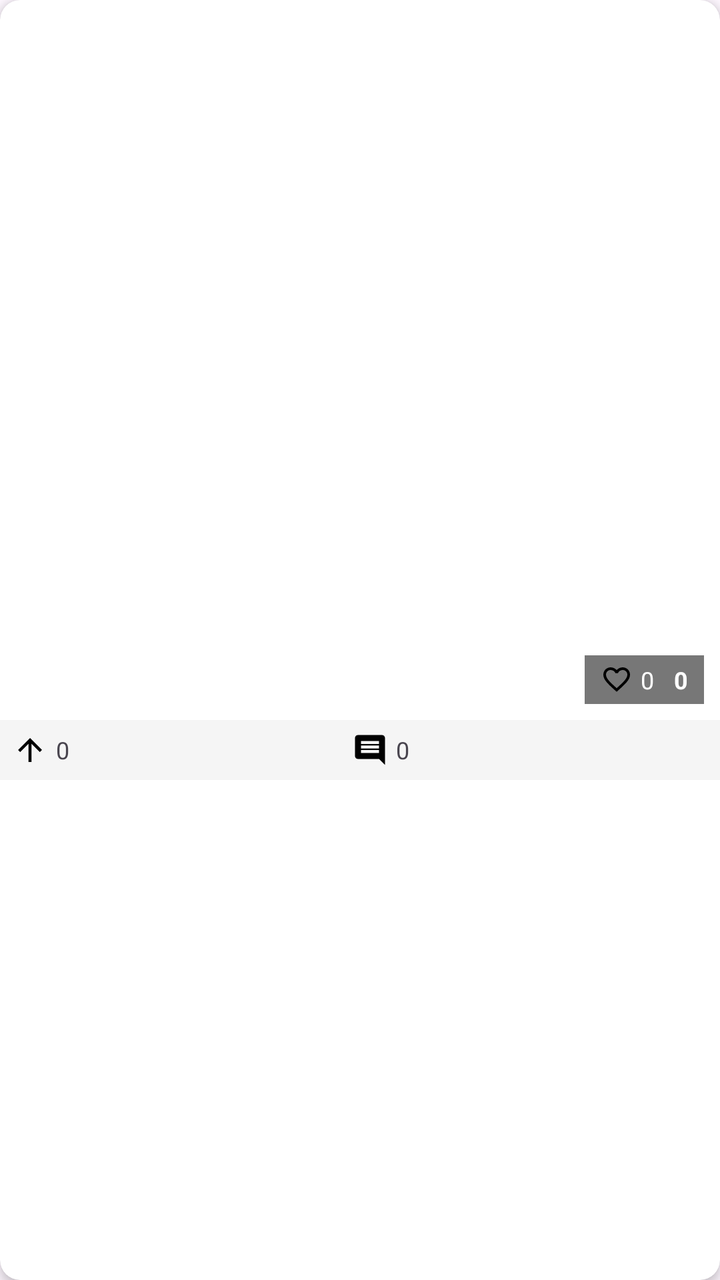
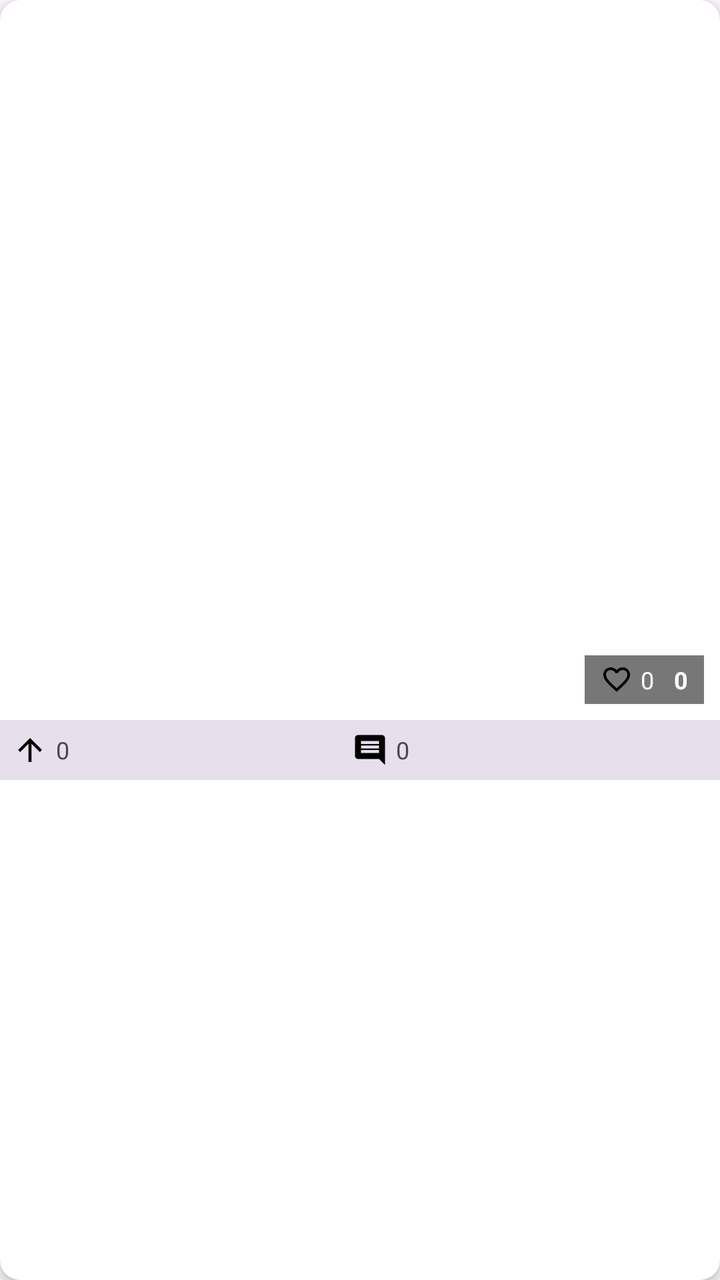

Before-and-after screenshots of an Android layout around one commit, followed by the original layout XML and the change that was made.
<!-- AndroidManifest.xml: application theme Theme.DerpiViewer -->
<!-- res/layout/item_image.xml -->
<?xml version="1.0" encoding="utf-8"?>
<androidx.cardview.widget.CardView
    xmlns:android="http://schemas.android.com/apk/res/android"
    xmlns:app="http://schemas.android.com/apk/res-auto"
    android:layout_width="match_parent"
    android:layout_height="wrap_content"
    android:layout_margin="4dp"
    app:cardCornerRadius="10dp"
    app:cardElevation="3dp">

    <androidx.constraintlayout.widget.ConstraintLayout
        android:layout_width="match_parent"
        android:layout_height="wrap_content">

        
        <FrameLayout
            android:id="@+id/thumbnail_container"
            android:layout_width="0dp"
            android:layout_height="0dp"
            app:layout_constraintDimensionRatio="1:1"
            app:layout_constraintTop_toTopOf="parent"
            app:layout_constraintStart_toStartOf="parent"
            app:layout_constraintEnd_toEndOf="parent">

            <ImageView
                android:id="@+id/image_thumbnail"
                android:layout_width="match_parent"
                android:layout_height="match_parent"
                android:scaleType="centerCrop"
                android:contentDescription="缩略图" />

            <LinearLayout
                android:layout_width="wrap_content"
                android:layout_height="wrap_content"
                android:layout_gravity="bottom|end"
                android:layout_margin="8dp"
                android:orientation="horizontal"
                android:background="#88000000"
                android:paddingHorizontal="8dp"
                android:paddingVertical="4dp"
                android:gravity="center_vertical">

                <ImageView
                    android:layout_width="16dp"
                    android:layout_height="16dp"
                    android:src="@drawable/ic_favorite"
                    android:contentDescription="收藏" />

                <TextView
                    android:id="@+id/text_faves"
                    android:layout_width="wrap_content"
                    android:layout_height="wrap_content"
                    android:layout_marginStart="4dp"
                    android:textColor="@android:color/white"
                    android:textSize="12sp"
                    android:text="0" />

                <TextView
                    android:id="@+id/text_score"
                    android:layout_width="wrap_content"
                    android:layout_height="wrap_content"
                    android:layout_marginStart="10dp"
                    android:textColor="@android:color/white"
                    android:textSize="12sp"
                    android:textStyle="bold"
                    android:text="0" />
            </LinearLayout>
        </FrameLayout>

        
        <LinearLayout
            android:id="@+id/info_bar"
            android:layout_width="0dp"
            android:layout_height="wrap_content"
            android:orientation="horizontal"
            android:padding="6dp"
            android:gravity="center_vertical"
            android:background="#F5F5F5"
            app:layout_constraintTop_toBottomOf="@id/thumbnail_container"
            app:layout_constraintStart_toStartOf="parent"
            app:layout_constraintEnd_toEndOf="parent">

            <LinearLayout
                android:layout_width="0dp"
                android:layout_height="wrap_content"
                android:layout_weight="1"
                android:orientation="horizontal"
                android:gravity="center_vertical">

                <ImageView
                    android:layout_width="18dp"
                    android:layout_height="18dp"
                    android:src="@drawable/ic_arrow_up"
                    android:contentDescription="点赞" />

                <TextView
                    android:id="@+id/text_upvotes"
                    android:layout_width="wrap_content"
                    android:layout_height="wrap_content"
                    android:layout_marginStart="4dp"
                    android:text="0"
                    android:textSize="12sp" />
            </LinearLayout>

                <LinearLayout
                android:layout_width="0dp"
                android:layout_height="wrap_content"
                android:layout_weight="1"
                android:orientation="horizontal"
                    android:gravity="center_vertical">

                <ImageView
                    android:layout_width="18dp"
                    android:layout_height="18dp"
                    android:src="@drawable/ic_comment"
                    android:contentDescription="评论" />

                <TextView
                    android:id="@+id/text_comments"
                    android:layout_width="wrap_content"
                    android:layout_height="wrap_content"
                    android:layout_marginStart="4dp"
                    android:text="0"
                    android:textSize="12sp" />
                </LinearLayout>

            <TextView
                android:id="@+id/text_dimensions"
                android:layout_width="wrap_content"
                android:layout_height="wrap_content"
                android:layout_marginStart="8dp"
                android:textSize="11sp"
                android:textColor="@android:color/darker_gray" />
        </LinearLayout>
    </androidx.constraintlayout.widget.ConstraintLayout>
</androidx.cardview.widget.CardView>
<!-- resources referenced by this layout -->
<resources>
  <!-- drawable ic_arrow_up (drawable) -->
  <vector xmlns:android="http://schemas.android.com/apk/res/android" android:height="24dp" android:tint="#000000" android:viewportHeight="24" android:viewportWidth="24" android:width="24dp">
        
      <path android:fillColor="@android:color/white" android:pathData="M4,12l1.41,1.41L11,7.83V20h2V7.83l5.58,5.59L20,12l-8,-8 -8,8z"/>
      
  </vector>
  <!-- drawable ic_comment (drawable) -->
  <vector xmlns:android="http://schemas.android.com/apk/res/android" android:autoMirrored="true" android:height="24dp" android:tint="#000000" android:viewportHeight="24" android:viewportWidth="24" android:width="24dp">
        
      <path android:fillColor="@android:color/white" android:pathData="M21.99,4c0,-1.1 -0.89,-2 -1.99,-2L4,2c-1.1,0 -2,0.9 -2,2v12c0,1.1 0.9,2 2,2h14l4,4 -0.01,-18zM18,14L6,14v-2h12v2zM18,11L6,11L6,9h12v2zM18,8L6,8L6,6h12v2z"/>
      
  </vector>
  <!-- drawable ic_favorite (drawable) -->
  <vector xmlns:android="http://schemas.android.com/apk/res/android" android:height="24dp" android:tint="#000000" android:viewportHeight="24" android:viewportWidth="24" android:width="24dp">
        
      <path android:fillColor="@android:color/white" android:pathData="M16.5,3c-1.74,0 -3.41,0.81 -4.5,2.09C10.91,3.81 9.24,3 7.5,3 4.42,3 2,5.42 2,8.5c0,3.78 3.4,6.86 8.55,11.54L12,21.35l1.45,-1.32C18.6,15.36 22,12.28 22,8.5 22,5.42 19.58,3 16.5,3zM12.1,18.55l-0.1,0.1 -0.1,-0.1C7.14,14.24 4,11.39 4,8.5 4,6.5 5.5,5 7.5,5c1.54,0 3.04,0.99 3.57,2.36h1.87C13.46,5.99 14.96,5 16.5,5c2,0 3.5,1.5 3.5,3.5 0,2.89 -3.14,5.74 -7.9,10.05z"/>
      
  </vector>
  <style name="Theme.DerpiViewer" parent="Theme.Material3.DayNight.NoActionBar">
          
          <item name="colorPrimary">@color/colorPrimary</item>
          <item name="colorPrimaryDark">@color/colorPrimaryDark</item>
          <item name="colorAccent">@color/colorAccent</item>
          
          <item name="android:statusBarColor">@color/colorPrimaryDark</item>
      </style>
  <color name="colorPrimary">#3F51B5</color>
  <color name="colorPrimaryDark">#303F9F</color>
  <color name="colorAccent">#FF4081</color>
</resources>

<!-- the commit's change to res/layout/item_image.xml (unified diff, before → after) -->
@@ -28,6 +28,20 @@
                 android:layout_height="match_parent"
                 android:scaleType="centerCrop"
                 android:contentDescription="缩略图" />
+
+            <TextView
+                android:id="@+id/selection_mark"
+                android:layout_width="30dp"
+                android:layout_height="30dp"
+                android:layout_gravity="top|start"
+                android:layout_margin="8dp"
+                android:gravity="center"
+                android:text="✓"
+                android:textColor="@android:color/white"
+                android:textSize="20sp"
+                android:textStyle="bold"
+                android:background="@drawable/bg_selection_mark"
+                android:visibility="gone" />
 
             <LinearLayout
                 android:layout_width="wrap_content"
@@ -75,7 +89,7 @@
             android:orientation="horizontal"
             android:padding="6dp"
             android:gravity="center_vertical"
-            android:background="#F5F5F5"
+            android:background="?attr/colorSurfaceVariant"
             app:layout_constraintTop_toBottomOf="@id/thumbnail_container"
             app:layout_constraintStart_toStartOf="parent"
             app:layout_constraintEnd_toEndOf="parent">
<!-- resource entries referenced after the edit -->
@@ -1,5 +1,11 @@
 <!-- resources referenced by this layout -->
 <resources>
+  <!-- drawable bg_selection_mark (drawable) -->
+  <?xml version="1.0" encoding="utf-8"?>
+  <shape xmlns:android="http://schemas.android.com/apk/res/android">
+      <solid android:color="#CC3F51B5" />
+      <corners android:radius="15dp" />
+  </shape>
   <!-- drawable ic_arrow_up (drawable) -->
   <vector xmlns:android="http://schemas.android.com/apk/res/android" android:height="24dp" android:tint="#000000" android:viewportHeight="24" android:viewportWidth="24" android:width="24dp">
         
